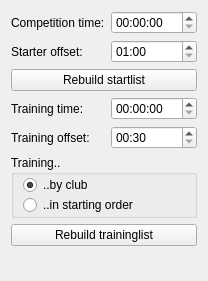
This is modules/startlist/startdataeditor.ui in MrApe/OpenCompetition as Qt 5 draws it before an edit. The edited form follows.
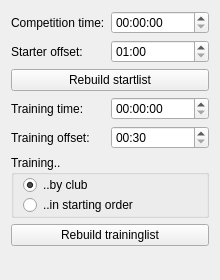
This is the edited form. Icons and pictures are not drawn.

```diff
--- a/modules/startlist/startdataeditor.ui
+++ b/modules/startlist/startdataeditor.ui
@@ -6,10 +6,16 @@
    <rect>
     <x>0</x>
     <y>0</y>
-    <width>208</width>
-    <height>281</height>
+    <width>220</width>
+    <height>280</height>
    </rect>
   </property>
+  <property name="minimumSize">
+   <size>
+    <width>220</width>
+    <height>280</height>
+   </size>
+  </property>
   <property name="windowTitle">
    <string>Form</string>
   </property>
```
